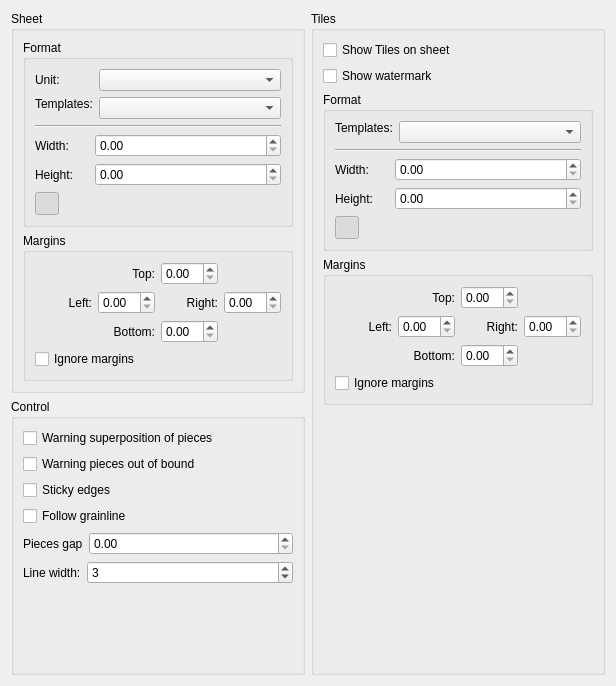
First picture: the form in src/app/puzzle/dialogs/configpages/puzzlepreferenceslayoutpage.ui, repository dismine/valentina, before the edit.
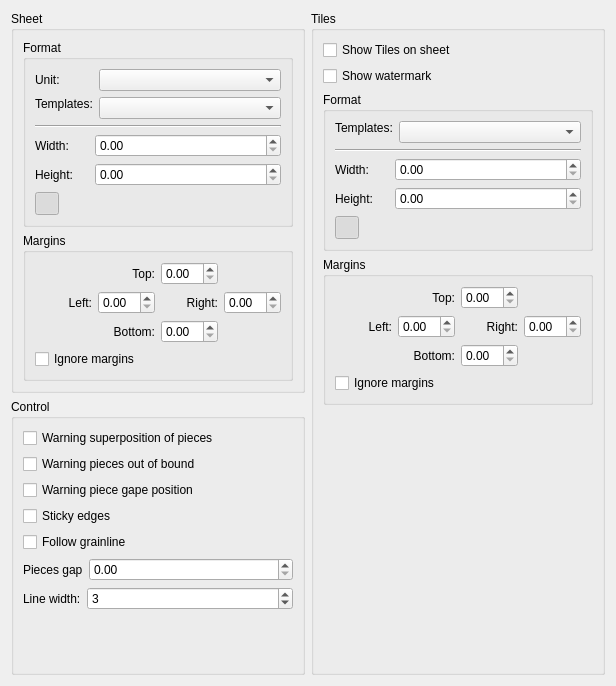
Second picture: the form after the edit. Icons and pictures are not drawn.

Commit message: New warning "Piece gape position".

```diff
--- a/src/app/puzzle/dialogs/configpages/puzzlepreferenceslayoutpage.ui
+++ b/src/app/puzzle/dialogs/configpages/puzzlepreferenceslayoutpage.ui
@@ -309,6 +309,13 @@
           </property>
          </widget>
         </item>
+        <item>
+         <widget class="QCheckBox" name="checkBoxWarningPieceGapePosition">
+          <property name="text">
+           <string>Warning piece gape position</string>
+          </property>
+         </widget>
+        </item>
         <item>
          <widget class="QCheckBox" name="checkBoxStickyEdges">
           <property name="text">
```
Left out of the diff: 8 changed lines with no effect on the pictures. The commit also changes 20 other files.
